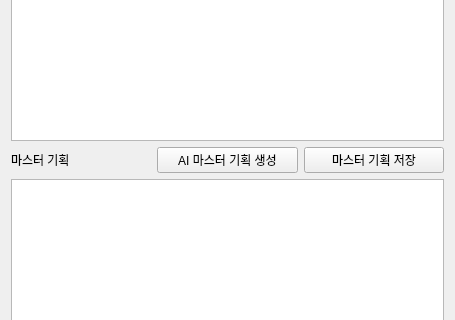
Before: the Qt Designer form novel_studio/ui/forms/planning.ui in Donian-kor/Novel_Studio_v0.1, drawn with Qt 5; both pictures show x 0 to 455 and y 154 to 474 of the 455 by 996 pixel window.
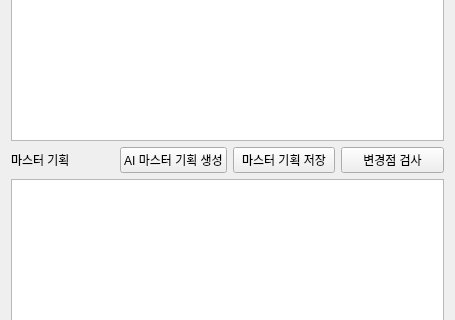
After: the same form once the commit is applied.

What changed in the file:
```diff
--- a/novel_studio/ui/forms/planning.ui
+++ b/novel_studio/ui/forms/planning.ui
@@ -24,6 +24,7 @@
      <item><widget class="QLabel" name="mLbl"><property name="text"><string>마스터 기획</string></property></widget></item>
      <item><widget class="QPushButton" name="masterBtn"><property name="text"><string>AI 마스터 기획 생성</string></property></widget></item>
      <item><widget class="QPushButton" name="saveMasterBtn"><property name="text"><string>마스터 기획 저장</string></property></widget></item>
+     <item><widget class="QPushButton" name="diffMasterBtn"><property name="text"><string>변경점 검사</string></property></widget></item>
     </layout>
    </item>
    <item><widget class="QPlainTextEdit" name="masterEdit"/></item>
```
